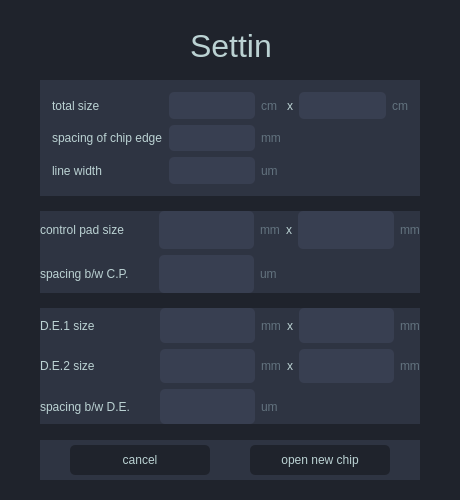
Above: chip_setting.ui from pandix73/qtgraphics before the change. Below: the same form after it.
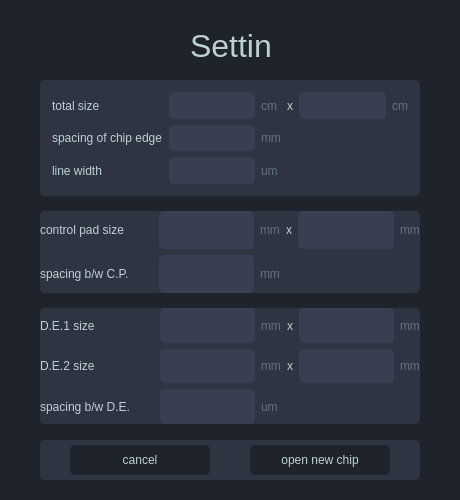
That is the form after the change.

Patch:
```diff
--- a/chip_setting.ui
+++ b/chip_setting.ui
@@ -21,6 +21,8 @@
 QWidget{
  font: 15pt &quot;American Typewriter&quot;;
  color: rgb(187, 210, 211);
+ border-radius : 5px;
+ border-width : 1px;
 }
 
 QPushButton{
@@ -163,7 +165,7 @@
 </string>
       </property>
       <property name="text">
-       <string>um</string>
+       <string>mm</string>
       </property>
      </widget>
     </item>
```
